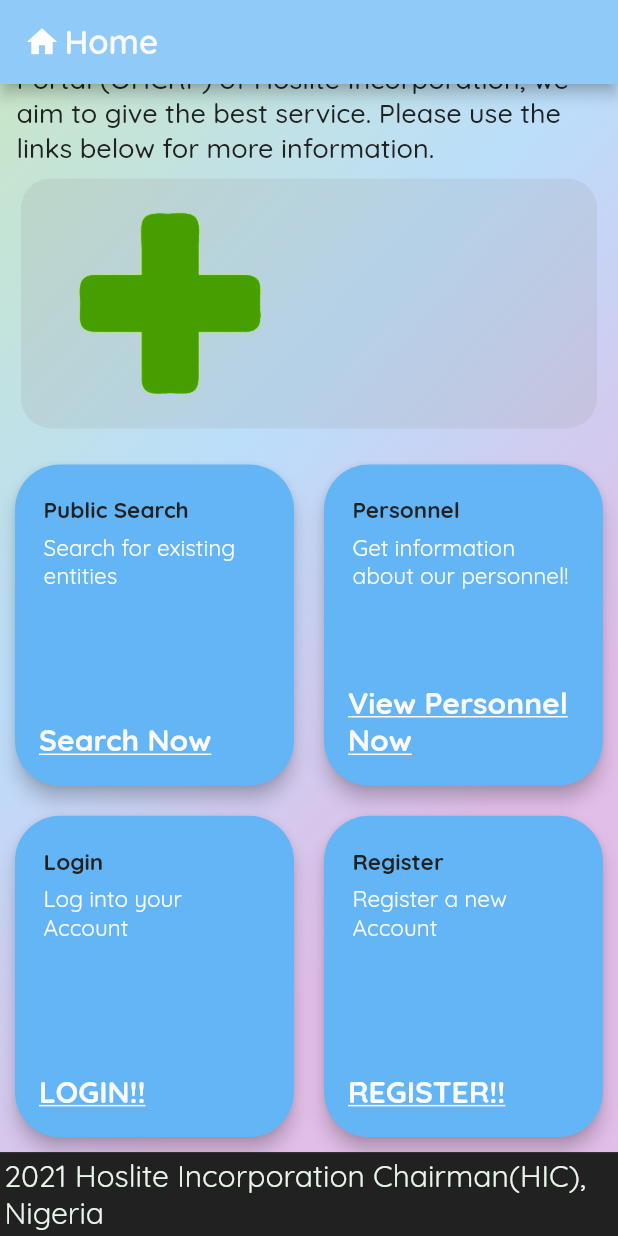
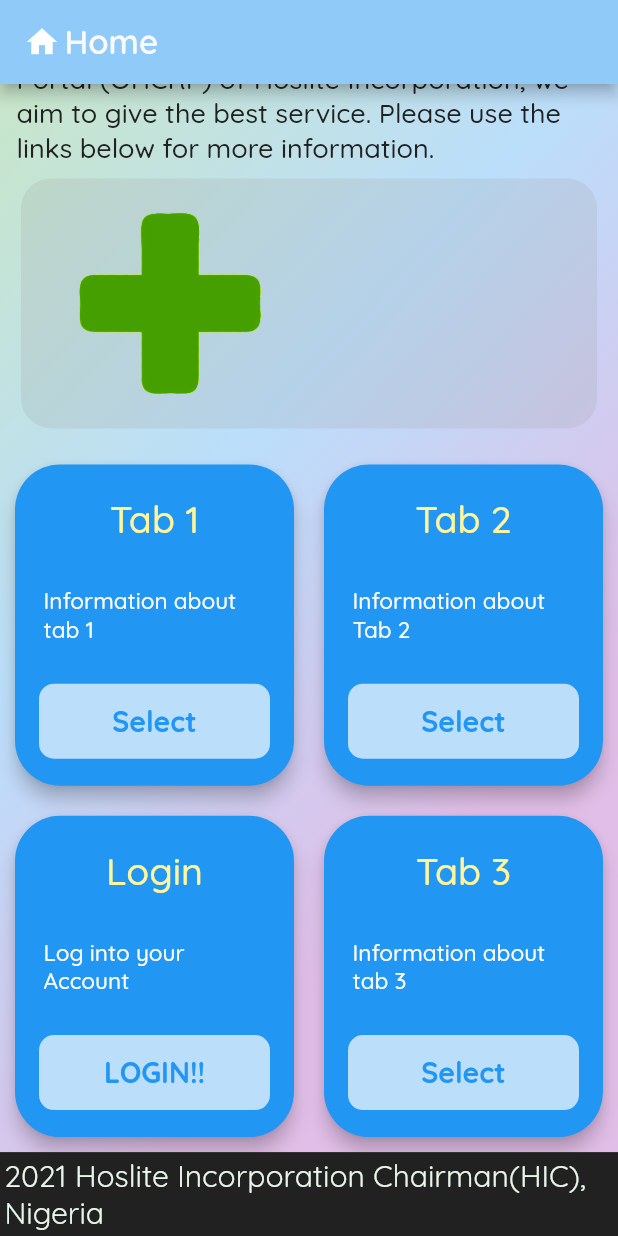
Before and after one commit to colabra1000/hms, a Flutter app: the screen it shows after launch, scrolled down 86 dp, on a phone screen of 412 x 824 dp. Run offline on Flutter 3.47's test engine with Material 2 defaults, Android fonts, the phone set to English and light mode, and no system bars; our stand-ins replace date_format, dropdown_search, get_it, logger.

Commit message:
fix: Rename labels and and texts on landing page

```diff
--- a/lib/enums.dart
+++ b/lib/enums.dart
@@ -7,6 +7,7 @@ enum EnvironmentType{
 
 enum ColorType{
   info,
+  infoLight,
   light,
   dark,
   warning,
--- a/lib/uiAndPages/pagesAndModel/landing/LandingPage.dart
+++ b/lib/uiAndPages/pagesAndModel/landing/LandingPage.dart
@@ -1,5 +1,6 @@
 import 'package:c_modal/c_modal.dart';
 import 'package:c_ui/c_ui.dart';
+import 'package:flutter/cupertino.dart';
 import 'package:flutter/material.dart';
 import 'package:hms/uiAndPages/decorations/BasePageScaffold.dart';
 import 'package:hms/uiAndPages/decorations/PageBackgroundDecorator.dart';
@@ -91,18 +92,17 @@ class LandingPageView extends StatelessWidget {
                                 child: Row(
                                   children: [
                                     Expanded(child:
-                                      DisplayBox2(title : "Public Search",
-                                        subTitle: "Search for existing entities",
-                                        buttonText: "Search Now" ,
+                                      DisplayBox2(title : "Tab 1",
+                                        subTitle: "Information about tab 1",
+                                        buttonText: "Select" ,
                                         onTap: (){
 
                                         },),),
 
                                     Expanded(child: DisplayBox2(
-                                      title: "Personnel",
-                                      subTitle: "Get information about our personnel!",
-                                      buttonText: "View Personnel"
-                                          "\nNow",
+                                      title: "Tab 2",
+                                      subTitle: "Information about Tab 2",
+                                      buttonText: "Select",
                                       onTap: (){
 
                                       },
@@ -127,9 +127,9 @@ class LandingPageView extends StatelessWidget {
                                     Expanded(
                                         child: Container(
                                           child: DisplayBox2(
-                                            title: "Register",
-                                            subTitle: "Register a new Account",
-                                            buttonText: "REGISTER!!",
+                                            title: "Tab 3",
+                                            subTitle: "Information about tab 3",
+                                            buttonText: "Select",
                                             onTap: () async {
 
                                             },
@@ -199,24 +199,34 @@ class DisplayBox2 extends StatelessWidget {
                 child: Padding(
                   padding: const EdgeInsets.symmetric(horizontal: 8.0, vertical: 10),
                   child: Column(
-                    crossAxisAlignment: CrossAxisAlignment.stretch,
+                    crossAxisAlignment: CrossAxisAlignment.center,
                     children: [
 
-                      SharedUi.smallText(title, bold: true),
-
-                      // Spacer(),
-
-                      Align(
-                          alignment: Alignment.centerLeft,
-                          child: CText(subTitle, color: SharedUi.getColor(ColorType.light), size: 15,)),
+                      SharedUi.normalText(title, colorType: ColorType.divergent),
 
                       Spacer(),
 
-                      SizedBox(
+                      Align(
+                          alignment: Alignment.center,
+                          child: SharedUi.smallText(subTitle, colorType:ColorType.light,  maxLine: 4)),
+
+                      Spacer(),
+
+                      Container(
+                        padding: EdgeInsets.all(10),
+                        decoration: BoxDecoration(
+                          color: SharedUi.getColor(ColorType.infoLight),
+                          borderRadius: BorderRadius.circular(10)
+
+                        ),
                         width: double.infinity,
-                        child: CText(buttonText, padding: EdgeInsets.zero,
-                          color: SharedUi.getColor(ColorType.light), underline: true,
-                          fontWeight: FontWeight.bold,
+                        child: Align(
+                          alignment: Alignment.center,
+                          child: SharedUi.mediumText(buttonText,
+
+                            colorType: ColorType.info,
+                            bold: true,
+                          ),
                         ),
                       ),
 
--- a/lib/uiAndPages/pagesAndModel/user/preference/PreferenceTab.dart
+++ b/lib/uiAndPages/pagesAndModel/user/preference/PreferenceTab.dart
@@ -73,7 +73,7 @@ class PreferenceTab extends StatelessWidget {
             SizedBox(width: 10,),
 
             Expanded(
-                child: SharedUi.mediumText(label, colorType:ColorType.light, maxLine: 2)
+                child: SharedUi.mediumText(label, colorType:ColorType.light, minLine: 2)
             ),
 
           ],
--- a/lib/uiAndPages/shared/SharedUi.dart
+++ b/lib/uiAndPages/shared/SharedUi.dart
@@ -16,7 +16,9 @@ class SharedUi{
       case ColorType.light:
         return Colors.grey.shade50;
       case ColorType.info:
-        return Colors.blue.shade300;
+        return Colors.blue.shade500;
+      case ColorType.infoLight:
+        return Colors.blue.shade100;
       case ColorType.warning:
         return Colors.orange.shade300;
       case ColorType.secondary:
@@ -47,9 +49,9 @@ class SharedUi{
     );
   }
 
-  static Widget mediumText(String text, {bool bold : false, double? size, ColorType colorType: ColorType.dark, int maxLine:1}){
+  static Widget mediumText(String text, {bool bold : false, double? size, ColorType colorType: ColorType.dark, int minLine:1}){
     return CText(text, size: size ?? 19, fontWeight: bold ? FontWeight.bold : FontWeight.w500,
-      color: getColor(colorType), maxLine: maxLine, overflow: TextOverflow.ellipsis,
+      color: getColor(colorType), maxLine: minLine, overflow: TextOverflow.ellipsis,
     );
   }
 
```
